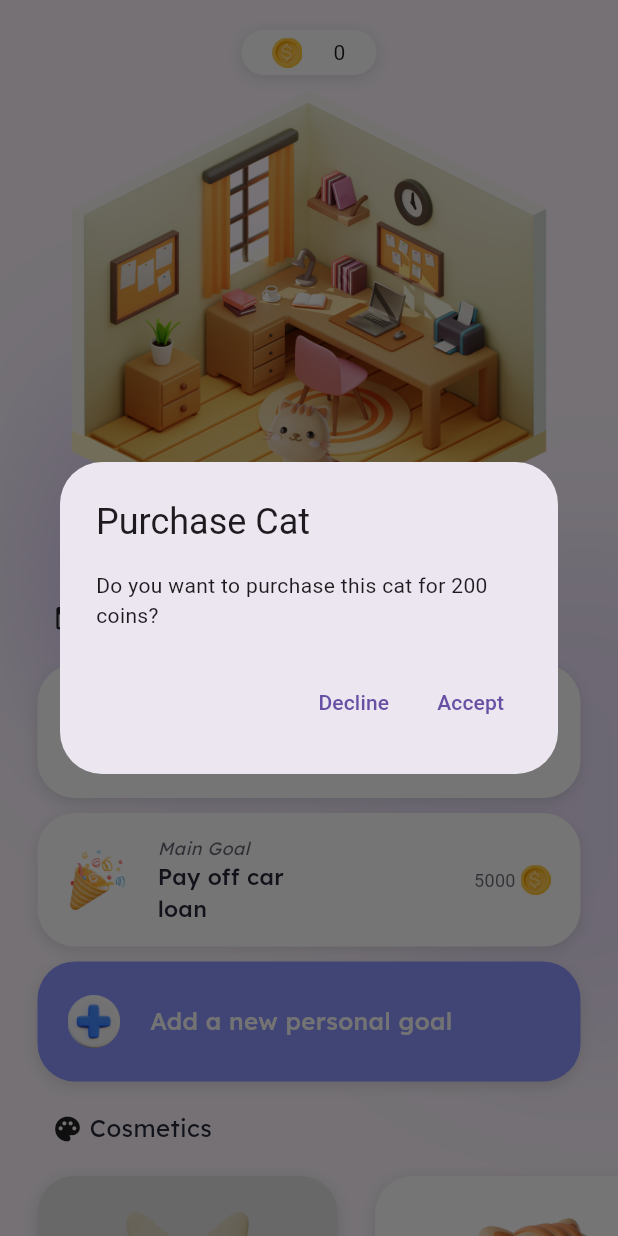
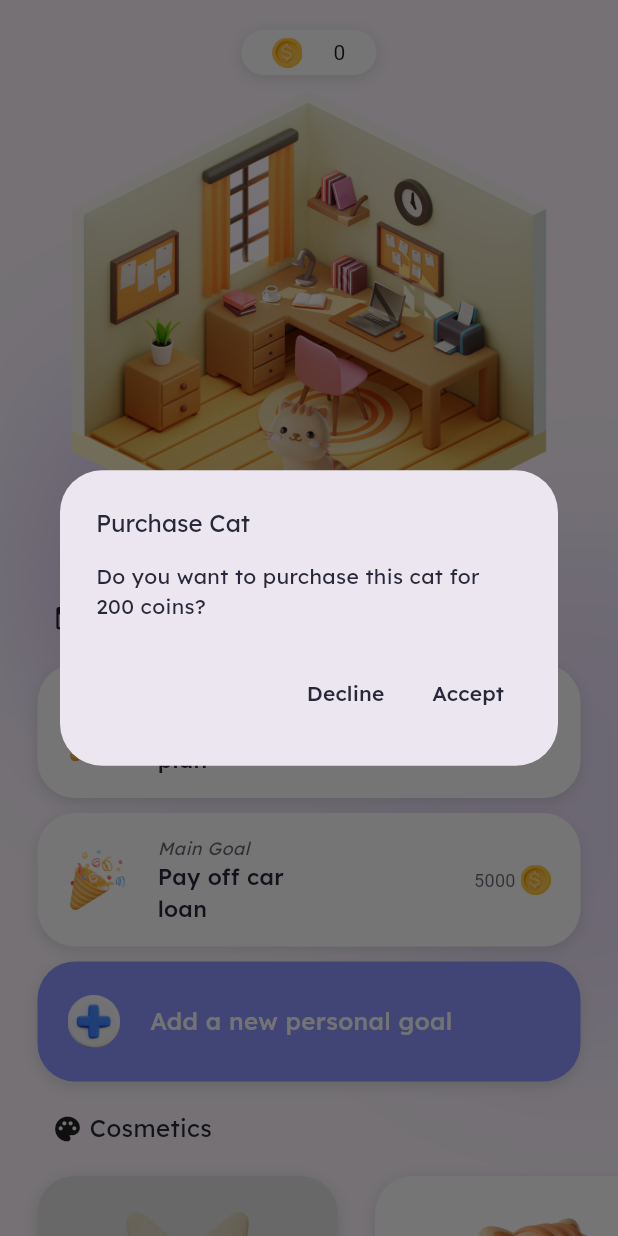
Before and after one commit to ohshuzanne/savvy, a Flutter app: the VirtualPetPage screen opened directly, after a tap on "200 coins", on a phone screen of 412 x 824 dp. Run offline on Flutter 3.47's test engine with Material 3 defaults, Android fonts, the phone set to English and light mode, and no system bars; our stand-ins replace sliding_up_panel.

Commit message:
-fixed styling

```diff
--- a/lib/view/virtualpetpage.dart
+++ b/lib/view/virtualpetpage.dart
@@ -31,14 +31,22 @@ class _VirtualPetPageState extends State<VirtualPetPage> {
       context: context,
       builder: (context) {
         return AlertDialog(
-          title: Text('Purchase Cat'),
-          content: Text('Do you want to purchase this cat for 200 coins?'),
+          title: Text(
+            'Purchase Cat',
+            style:
+                TextStyle(fontFamily: 'Lexend', fontSize: 16, color: darkGrey),
+          ),
+          content: Text('Do you want to purchase this cat for 200 coins?',
+              style: TextStyle(fontFamily: 'Lexend', color: darkGrey)),
           actions: [
             TextButton(
               onPressed: () {
                 Navigator.of(context).pop();
               },
-              child: Text('Decline'),
+              child: Text(
+                'Decline',
+                style: TextStyle(fontFamily: 'Lexend', color: darkGrey),
+              ),
             ),
             TextButton(
               onPressed: () {
@@ -53,7 +61,10 @@ class _VirtualPetPageState extends State<VirtualPetPage> {
                   _showDeclinedPurchaseDialog();
                 }
               },
-              child: Text('Accept'),
+              child: Text(
+                'Accept',
+                style: TextStyle(fontFamily: 'Lexend', color: darkGrey),
+              ),
             ),
           ],
         );
@@ -66,14 +77,24 @@ class _VirtualPetPageState extends State<VirtualPetPage> {
       context: context,
       builder: (context) {
         return AlertDialog(
-          title: Text('Purchase Declined'),
-          content: Text('You do not have enough coins to make this purchase.'),
+          title: Text(
+            'Purchase Declined',
+            style:
+                TextStyle(fontFamily: 'Lexend', fontSize: 16, color: darkGrey),
+          ),
+          content: Text(
+            'You do not have enough coins to make this purchase.',
+            style: TextStyle(fontFamily: 'Lexend', color: darkGrey),
+          ),
           actions: [
             TextButton(
               onPressed: () {
                 Navigator.of(context).pop();
               },
-              child: Text('OK'),
+              child: Text(
+                'OK',
+                style: TextStyle(fontFamily: 'Lexend', color: darkGrey),
+              ),
             ),
           ],
         );
```
